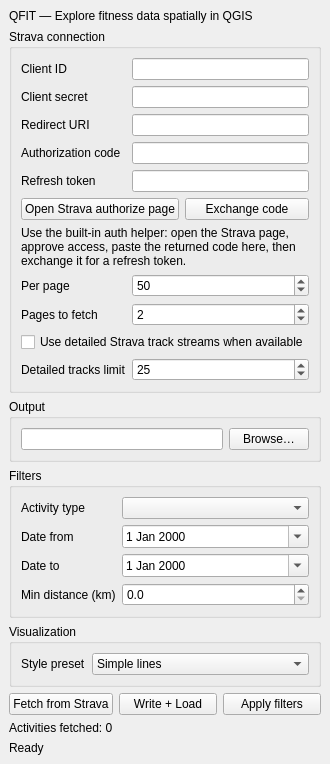
Above: qfit_dockwidget_base.ui from ebelo/qfit before the change. Below: the same form after it.
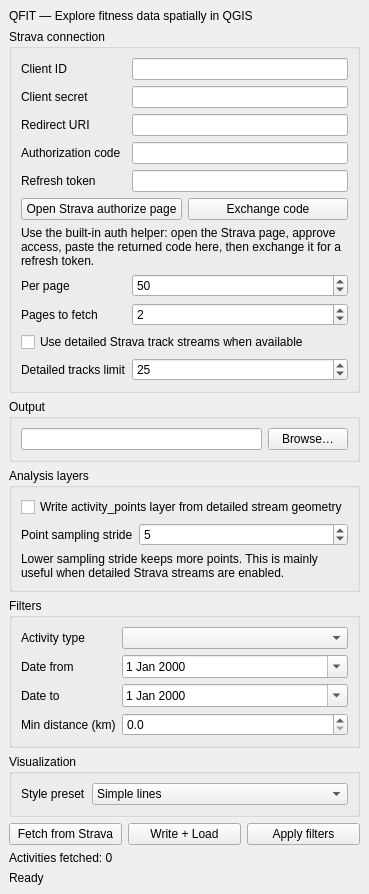
That is the form after the change.

Commit message: Add sampled activity points analysis layer

What changed in the file:
```diff
--- a/qfit_dockwidget_base.ui
+++ b/qfit_dockwidget_base.ui
@@ -69,16 +69,8 @@
        </item>
        <item row="5" column="0" colspan="2">
         <layout class="QHBoxLayout" name="oauthButtonsLayout">
-         <item>
-          <widget class="QPushButton" name="openAuthorizeButton">
-           <property name="text"><string>Open Strava authorize page</string></property>
-          </widget>
-         </item>
-         <item>
-          <widget class="QPushButton" name="exchangeCodeButton">
-           <property name="text"><string>Exchange code</string></property>
-          </widget>
-         </item>
+         <item><widget class="QPushButton" name="openAuthorizeButton"><property name="text"><string>Open Strava authorize page</string></property></widget></item>
+         <item><widget class="QPushButton" name="exchangeCodeButton"><property name="text"><string>Exchange code</string></property></widget></item>
         </layout>
        </item>
        <item row="6" column="0" colspan="2">
@@ -144,6 +136,19 @@
       </layout>
      </widget>
     </item>
+    <item>
+     <widget class="QGroupBox" name="analysisGroupBox">
+      <property name="title">
+       <string>Analysis layers</string>
+      </property>
+      <layout class="QFormLayout" name="analysisLayout">
+       <item row="0" column="0" colspan="2"><widget class="QCheckBox" name="writeActivityPointsCheckBox"><property name="text"><string>Write activity_points layer from detailed stream geometry</string></property></widget></item>
+       <item row="1" column="0"><widget class="QLabel" name="pointSamplingStrideLabel"><property name="text"><string>Point sampling stride</string></property></widget></item>
+       <item row="1" column="1"><widget class="QSpinBox" name="pointSamplingStrideSpinBox"><property name="minimum"><number>1</number></property><property name="maximum"><number>100</number></property><property name="value"><number>5</number></property></widget></item>
+       <item row="2" column="0" colspan="2"><widget class="QLabel" name="analysisHelpLabel"><property name="text"><string>Lower sampling stride keeps more points. This is mainly useful when detailed Strava streams are enabled.</string></property><property name="wordWrap"><bool>true</bool></property></widget></item>
+      </layout>
+     </widget>
+    </item>
     <item>
      <widget class="QGroupBox" name="filterGroupBox">
       <property name="title">
```
Left out of the diff: 116 changed lines with no effect on the pictures. The commit also changes 7 other files.
